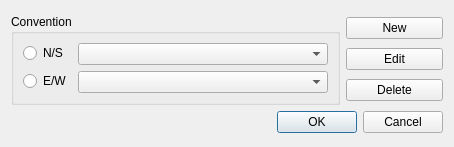
This is ZBridge/cbidoptions.ui in erik-knudsen/BridgeZ as Qt 5 draws it before an edit. The edited form follows.
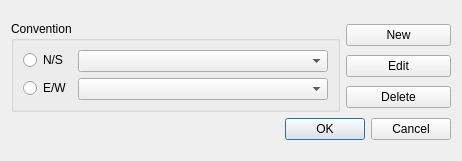
This is the edited form.

What changed in the file:
```diff
--- a/ZBridge/cbidoptions.ui
+++ b/ZBridge/cbidoptions.ui
@@ -6,8 +6,8 @@
    <rect>
     <x>0</x>
     <y>0</y>
-    <width>454</width>
-    <height>147</height>
+    <width>462</width>
+    <height>161</height>
    </rect>
   </property>
   <property name="windowTitle">
```
Left out of the diff: 18 changed lines with no effect on the pictures.
